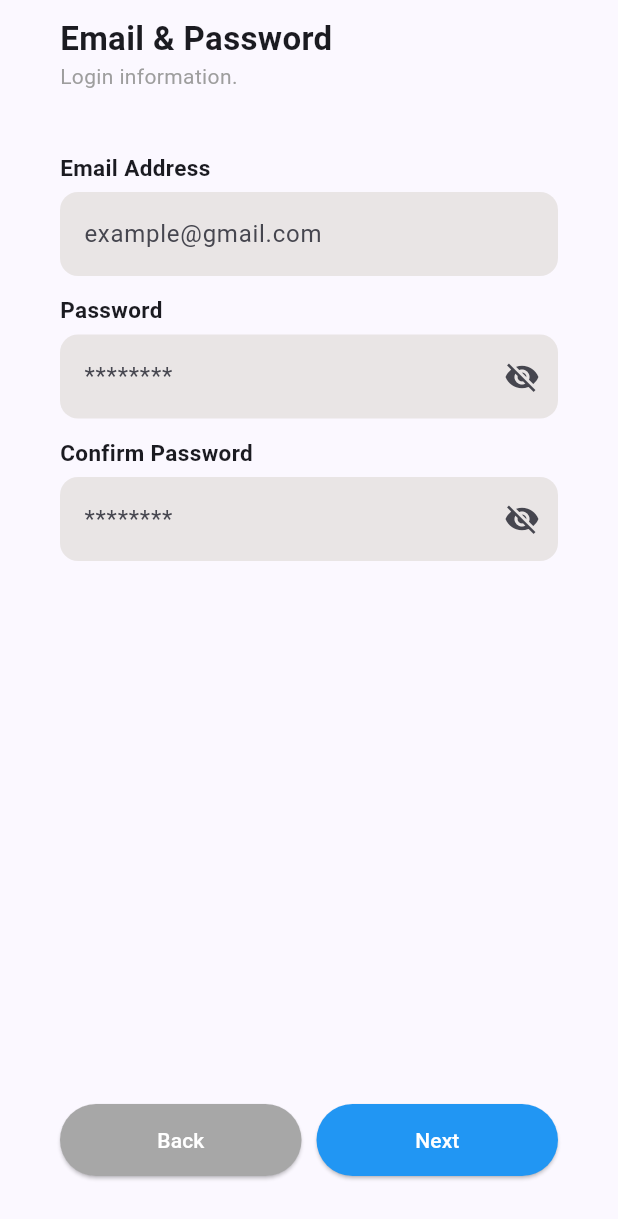
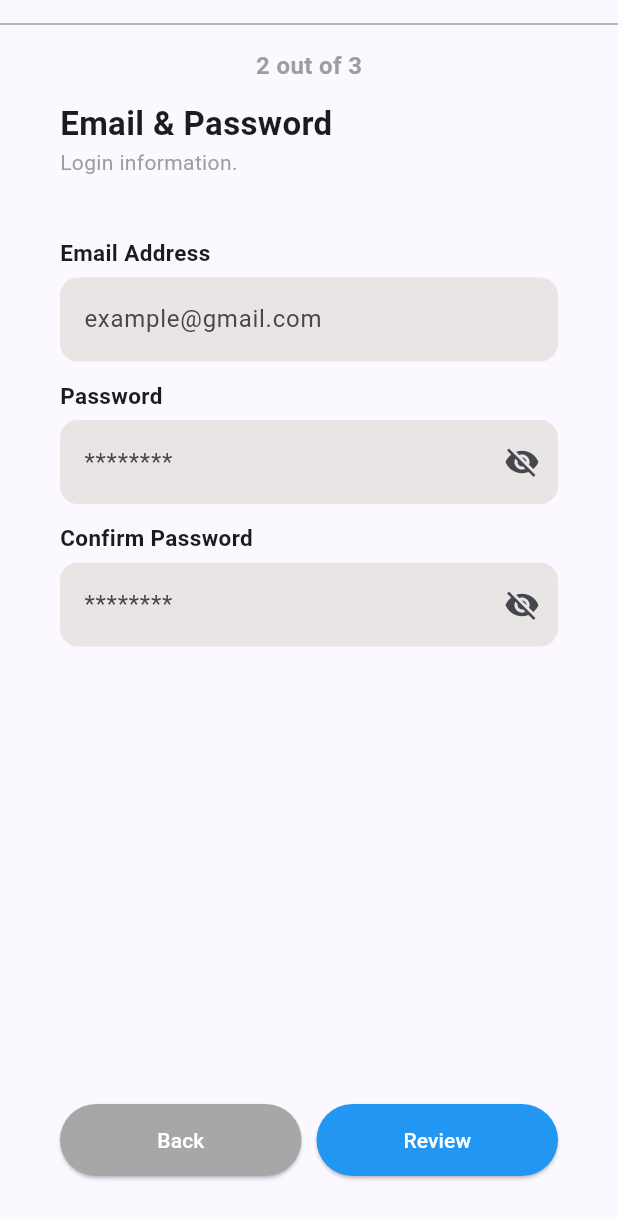
Before and after one commit to sundayknight98/registration_form, a Flutter app: the CredentialsTab screen opened directly with empty values, on a phone screen of 412 x 824 dp. Shown: the top 1219 px of the screen. Run offline on Flutter 3.47's test engine with Material 3 defaults, Android fonts, the phone set to English and light mode, and no system bars.

Commit message:
Add files via upload

```diff
--- a/lib/screens/credentials_tab.dart
+++ b/lib/screens/credentials_tab.dart
@@ -3,6 +3,7 @@ import '../widgets/navigation_buttons.dart';
 import '../widgets/form_fields/email_input_field.dart';
 import '../widgets/form_fields/password_input_field.dart';
 import '../widgets/form_fields/confirm_password_input_field.dart';
+import '../utils/validators.dart'; // make sure this path matches your project structure
 
 class CredentialsTab extends StatefulWidget {
   final GlobalKey<FormState> formKey;
@@ -29,34 +30,33 @@ class CredentialsTab extends StatefulWidget {
 class _CredentialsTabState extends State<CredentialsTab> {
   bool _obscurePassword = true;
   bool _obscureConfirmPassword = true;
-  bool _passwordsMatch = true;
-
-  @override
-  void initState() {
-    super.initState();
-    widget.passwordController.addListener(_checkPasswordsMatch);
-    widget.confirmPasswordController.addListener(_checkPasswordsMatch);
-  }
-
-  void _checkPasswordsMatch() {
-    final password = widget.passwordController.text;
-    final confirm = widget.confirmPasswordController.text;
-    setState(() {
-      _passwordsMatch = password.isNotEmpty && password == confirm;
-    });
-  }
-
-  @override
-  void dispose() {
-    widget.passwordController.removeListener(_checkPasswordsMatch);
-    widget.confirmPasswordController.removeListener(_checkPasswordsMatch);
-    super.dispose();
-  }
 
   @override
   Widget build(BuildContext context) {
     return Scaffold(
-      body: SafeArea(
+      body: Column(
+        children: [
+          // Divider full width
+          const Divider(
+            thickness: 1,
+            height: 32,
+            color: Colors.grey,
+            indent: 0, // no indent, full width
+            endIndent: 0,
+          ),
+          // Centered "2 out of 3"
+          const Center(
+            child: Text(
+              '2 out of 3',
+              style: TextStyle(
+                fontSize: 16,
+                fontWeight: FontWeight.bold,
+                color: Colors.grey,
+              ),
+            ),
+          ),
+          Expanded(
+            child: SafeArea(
               child: SingleChildScrollView(
                 padding: const EdgeInsets.symmetric(horizontal: 40),
                 child: Form(
@@ -64,26 +64,31 @@ class _CredentialsTabState extends State<CredentialsTab> {
                   child: Column(
                     crossAxisAlignment: CrossAxisAlignment.start,
                     children: [
-                const SizedBox(height: 10),
+                      const SizedBox(height: 12),
                       const Text(
                         'Email & Password',
-                  style: TextStyle(fontWeight: FontWeight.bold, fontSize: 22),
+                        style: TextStyle(
+                          fontWeight: FontWeight.bold,
+                          fontSize: 22,
+                        ),
                       ),
                       const Text(
                         'Login information.',
                         style: TextStyle(color: Colors.grey, fontSize: 14),
                       ),
                       const SizedBox(height: 40),
-                EmailInputField(controller: widget.emailController),
+                      EmailInputField(
+                        controller: widget.emailController,
+                        validator: validateEmail,
+                      ),
                       const SizedBox(height: 12),
                       PasswordInputField(
                         controller: widget.passwordController,
                         obscureText: _obscurePassword,
                         toggleVisibility: () {
-                    setState(() {
-                      _obscurePassword = !_obscurePassword;
-                    });
+                          setState(() => _obscurePassword = !_obscurePassword);
                         },
+                        validator: validatePassword,
                       ),
                       const SizedBox(height: 12),
                       ConfirmPasswordInputField(
@@ -91,24 +96,14 @@ class _CredentialsTabState extends State<CredentialsTab> {
                         originalPasswordController: widget.passwordController,
                         obscureText: _obscureConfirmPassword,
                         toggleVisibility: () {
-                    setState(() {
-                      _obscureConfirmPassword = !_obscureConfirmPassword;
-                    });
+                          setState(
+                            () => _obscureConfirmPassword =
+                                !_obscureConfirmPassword,
+                          );
                         },
-                ),
-                if (_passwordsMatch &&
-                    widget.confirmPasswordController.text.isNotEmpty)
-                  Padding(
-                    padding: const EdgeInsets.only(top: 4, left: 2),
-                    child: Row(
-                      children: const [
-                        Icon(Icons.check_circle, color: Colors.green, size: 18),
-                        SizedBox(width: 6),
-                        Text(
-                          "Passwords match",
-                          style: TextStyle(color: Colors.green),
-                        ),
-                      ],
+                        validator: (value) => validateConfirmPassword(
+                          value,
+                          widget.passwordController.text,
                         ),
                       ),
                     ],
@@ -116,12 +111,20 @@ class _CredentialsTabState extends State<CredentialsTab> {
                 ),
               ),
             ),
+          ),
+        ],
+      ),
       bottomNavigationBar: Padding(
         padding: const EdgeInsets.symmetric(horizontal: 40, vertical: 20),
         child: NavigationButtons(
           onBack: widget.onBack,
-          onNext: widget.onNext,
+          onNext: () {
+            if (widget.formKey.currentState!.validate()) {
+              widget.onNext();
+            }
+          },
           isFirstTab: false,
+          nextLabel: 'Review',
         ),
       ),
     );
--- a/lib/screens/registration_form.dart
+++ b/lib/screens/registration_form.dart
@@ -88,7 +88,7 @@ class _RegistrationFormState extends State<RegistrationForm> {
     }
 
     return Scaffold(
-      appBar: AppBar(title: const Text('Registration Form'), centerTitle: true),
+      appBar: AppBar(title: const Text('Registration'), centerTitle: true),
       body: currentTab,
     );
   }
--- a/lib/widgets/form_fields/confirm_password_input_field.dart
+++ b/lib/widgets/form_fields/confirm_password_input_field.dart
@@ -1,10 +1,11 @@
 import 'package:flutter/material.dart';
 
-class ConfirmPasswordInputField extends StatefulWidget {
+class ConfirmPasswordInputField extends StatelessWidget {
   final TextEditingController controller;
   final TextEditingController originalPasswordController;
   final bool obscureText;
   final VoidCallback toggleVisibility;
+  final String? Function(String?)? validator;
 
   const ConfirmPasswordInputField({
     super.key,
@@ -12,14 +13,9 @@ class ConfirmPasswordInputField extends StatefulWidget {
     required this.originalPasswordController,
     required this.obscureText,
     required this.toggleVisibility,
+    this.validator,
   });
 
-  @override
-  State<ConfirmPasswordInputField> createState() =>
-      _ConfirmPasswordInputFieldState();
-}
-
-class _ConfirmPasswordInputFieldState extends State<ConfirmPasswordInputField> {
   @override
   Widget build(BuildContext context) {
     return Column(
@@ -31,8 +27,9 @@ class _ConfirmPasswordInputFieldState extends State<ConfirmPasswordInputField> {
         ),
         const SizedBox(height: 6),
         TextFormField(
-          controller: widget.controller,
-          obscureText: widget.obscureText,
+          controller: controller,
+          obscureText: obscureText,
+          validator: validator,
           decoration: InputDecoration(
             hintText: '********',
             filled: true,
@@ -42,21 +39,10 @@ class _ConfirmPasswordInputFieldState extends State<ConfirmPasswordInputField> {
               borderSide: BorderSide.none,
             ),
             suffixIcon: IconButton(
-              icon: Icon(
-                widget.obscureText ? Icons.visibility_off : Icons.visibility,
-              ),
-              onPressed: widget.toggleVisibility,
+              icon: Icon(obscureText ? Icons.visibility_off : Icons.visibility),
+              onPressed: toggleVisibility,
             ),
           ),
-          validator: (value) {
-            if (value == null || value.isEmpty) {
-              return 'Please confirm your password';
-            }
-            if (value != widget.originalPasswordController.text) {
-              return 'Passwords do not match';
-            }
-            return null;
-          },
         ),
       ],
     );
--- a/lib/widgets/form_fields/email_input_field.dart
+++ b/lib/widgets/form_fields/email_input_field.dart
@@ -2,8 +2,9 @@ import 'package:flutter/material.dart';
 
 class EmailInputField extends StatelessWidget {
   final TextEditingController controller;
+  final String? Function(String?)? validator;
 
-  const EmailInputField({super.key, required this.controller});
+  const EmailInputField({super.key, required this.controller, this.validator});
 
   @override
   Widget build(BuildContext context) {
@@ -17,6 +18,8 @@ class EmailInputField extends StatelessWidget {
         const SizedBox(height: 6),
         TextFormField(
           controller: controller,
+          validator: validator,
+          keyboardType: TextInputType.emailAddress,
           decoration: InputDecoration(
             hintText: 'example@gmail.com',
             filled: true,
@@ -26,16 +29,6 @@ class EmailInputField extends StatelessWidget {
               borderSide: BorderSide.none,
             ),
           ),
-          keyboardType: TextInputType.emailAddress,
-          validator: (value) {
-            if (value == null || value.isEmpty) {
-              return 'Please enter your email';
-            }
-            if (!value.endsWith('@gmail.com')) {
-              return 'This is not a valid Gmail address';
-            }
-            return null;
-          },
         ),
       ],
     );
--- a/lib/widgets/form_fields/labeled_input_field.dart
+++ b/lib/widgets/form_fields/labeled_input_field.dart
@@ -1,5 +1,5 @@
 import 'package:flutter/material.dart';
-import 'package:flutter/services.dart'; // Required for input formatters
+import 'package:flutter/services.dart';
 
 class LabeledInputField extends StatelessWidget {
   final String label;
@@ -7,7 +7,7 @@ class LabeledInputField extends StatelessWidget {
   final TextEditingController controller;
   final int maxLines;
   final TextInputType inputType;
-  final List<TextInputFormatter>? inputFormatters; // <-- Added support
+  final List<TextInputFormatter>? inputFormatters;
 
   const LabeledInputField({
     super.key,
```
Also changed, not shown: lib/screens/personal_info_tab.dart (+31 -5 lines), lib/screens/review_tab.dart (+26 -3 lines), lib/utils/validators.dart (added, +45 -0 lines), lib/widgets/form_fields/password_input_field.dart (+3 -30 lines). Lines whose indentation alone changed are shown as unchanged.
